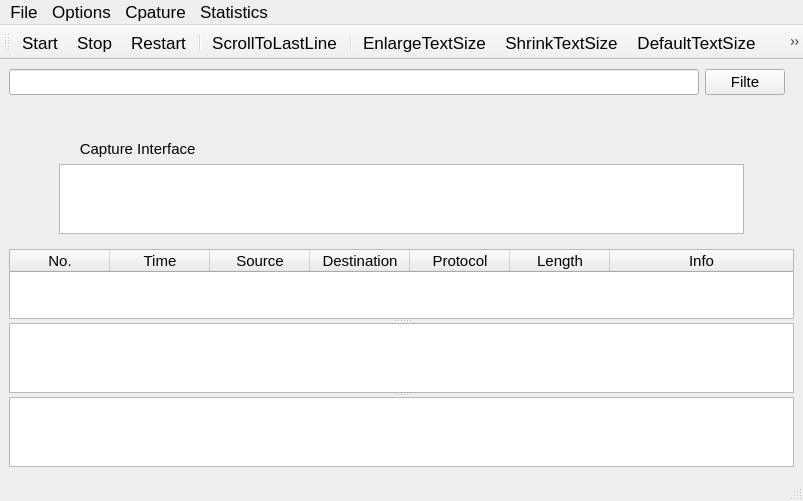
Above: myshark/mainwindow.ui from Ghivern/MyShark before the change. Below: the same form after it.
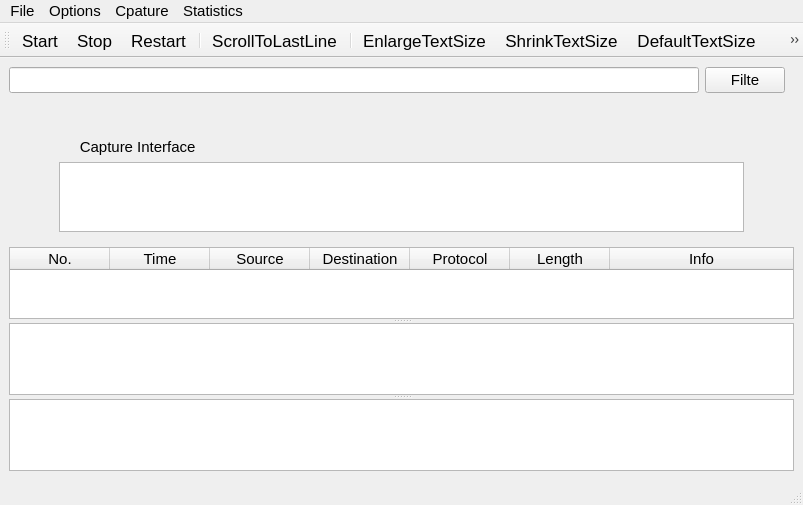
That is the form after the change. Icons and pictures are not drawn.

The edit to the form file:
```diff
--- a/myshark/mainwindow.ui
+++ b/myshark/mainwindow.ui
@@ -7,7 +7,7 @@
     <x>0</x>
     <y>0</y>
     <width>803</width>
-    <height>472</height>
+    <height>505</height>
    </rect>
   </property>
   <property name="font">
@@ -236,9 +236,14 @@
      <x>0</x>
      <y>0</y>
      <width>803</width>
-     <height>25</height>
+     <height>22</height>
     </rect>
    </property>
+   <property name="font">
+    <font>
+     <pointsize>11</pointsize>
+    </font>
+   </property>
    <widget class="QMenu" name="menuStatistics">
     <property name="title">
      <string>File</string>
```
Left out of the diff: 32 changed lines with no effect on the pictures.
